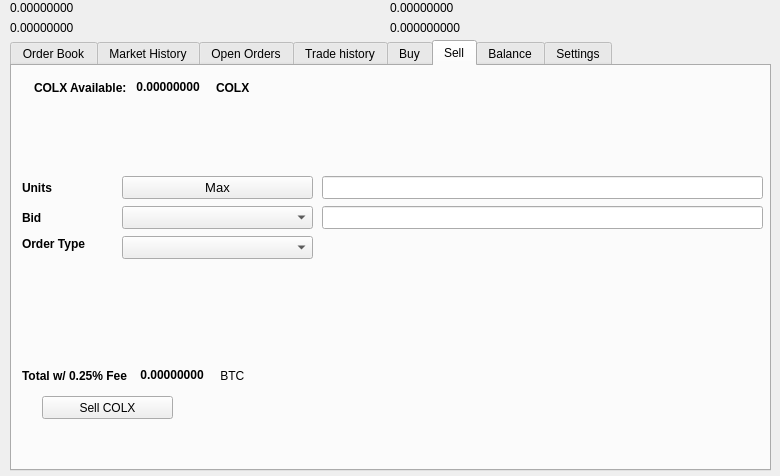
Above: src/qt/forms/tradingdialog.ui from zeronode-project/zeronode before the change. Below: the same form after it.
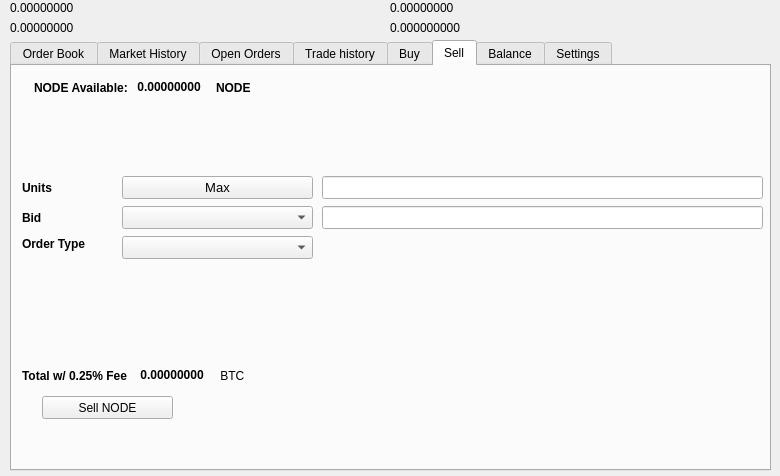
That is the form after the change. The open tabs and pages were chosen to show the change. Icons and pictures are not drawn.

What changed in the file:
```diff
--- a/src/qt/forms/tradingdialog.ui
+++ b/src/qt/forms/tradingdialog.ui
@@ -1751,7 +1751,7 @@
       </rect>
      </property>
      <property name="text">
-      <string>Sell COLX</string>
+      <string>Sell NODE</string>
      </property>
      <property name="icon">
       <iconset resource="../colx">
@@ -1777,7 +1777,7 @@
          </font>
         </property>
         <property name="text">
-         <string>COLX Available:</string>
+         <string>NODE Available:</string>
         </property>
        </widget>
       </item>
@@ -2221,7 +2221,7 @@
          </font>
         </property>
         <property name="text">
-         <string>COLX</string>
+         <string>NODE</string>
         </property>
        </widget>
       </item>
```
Left out of the diff: 46 changed lines with no effect on the pictures.
